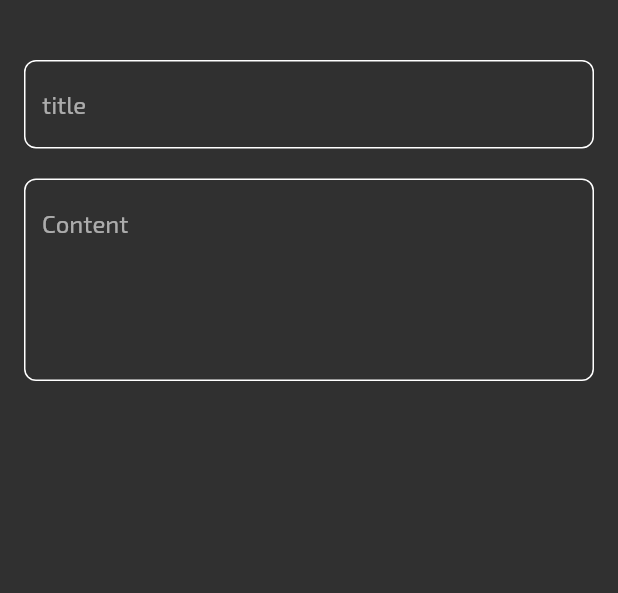
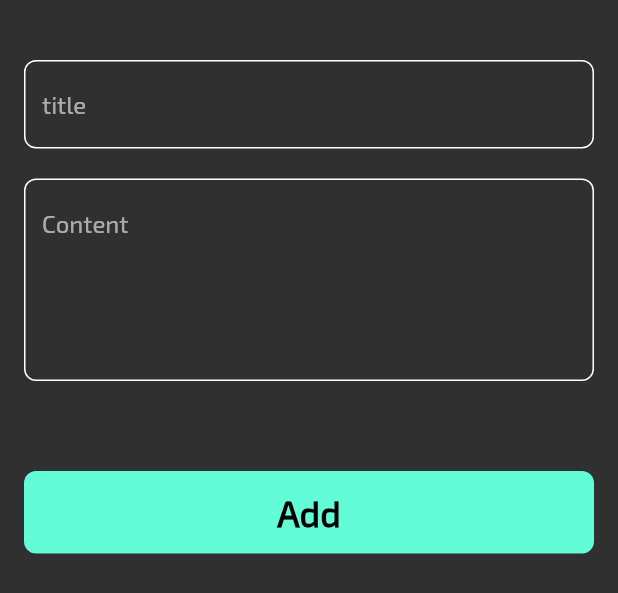
Before and after one commit to issam-S/note-app, a Flutter app: the AddNoteBottomSheet widget shown alone on an empty page, opened directly, on a phone screen of 412 x 824 dp. Shown: the top 593 px of the screen. Run offline on Flutter 3.47's test engine with Material 2 defaults, Android fonts, the phone set to English and light mode, and no system bars.

Commit message:
finish note bottom sheet

```diff
--- a/lib/views/widgets/add_note_bottom_sheet.dart
+++ b/lib/views/widgets/add_note_bottom_sheet.dart
@@ -1,4 +1,5 @@
 import 'package:flutter/material.dart';
+import 'package:note_app/views/widgets/custom_button_bottomsheet.dart';
 import 'package:note_app/views/widgets/custom_text_filed.dart';
 
 class AddNoteBottomSheet extends StatelessWidget {
@@ -8,6 +9,9 @@ class AddNoteBottomSheet extends StatelessWidget {
   Widget build(BuildContext context) {
     return const Padding(
       padding: EdgeInsets.symmetric(horizontal: 16),
+      child: SizedBox(
+        height: 400,
+        child: SingleChildScrollView(
           child: Column(
             children: [
               SizedBox(
@@ -23,7 +27,16 @@ class AddNoteBottomSheet extends StatelessWidget {
                 hint: 'Content',
                 maxLines: 5,
               ),
+              SizedBox(
+                height: 60,
+              ),
+              CustomButton(),
+              SizedBox(
+                height: 24,
+              ),
             ],
+          ),
+        ),
       ),
     );
   }
--- /dev/null
+++ b/lib/views/widgets/custom_button_bottomsheet.dart
@@ -0,0 +1,21 @@
+import 'package:flutter/material.dart';
+import 'package:note_app/constants.dart';
+
+class CustomButton extends StatelessWidget {
+  const CustomButton({super.key});
+
+  @override
+  Widget build(BuildContext context) {
+    return Container(
+      height: 55,
+      width: MediaQuery.of(context).size.width,
+      decoration: BoxDecoration(color: kPrimaryColor, borderRadius: BorderRadius.circular(8)),
+      child: const Center(
+        child: Text(
+          'Add',
+          style: TextStyle(color: Colors.black, fontSize: 24, fontWeight: FontWeight.bold),
+        ),
+      ),
+    );
+  }
+}
```
Lines whose indentation alone changed are shown as unchanged.
